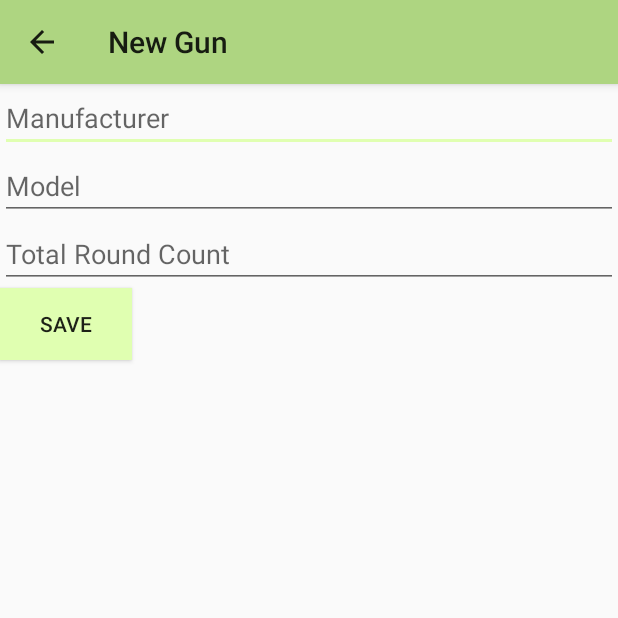
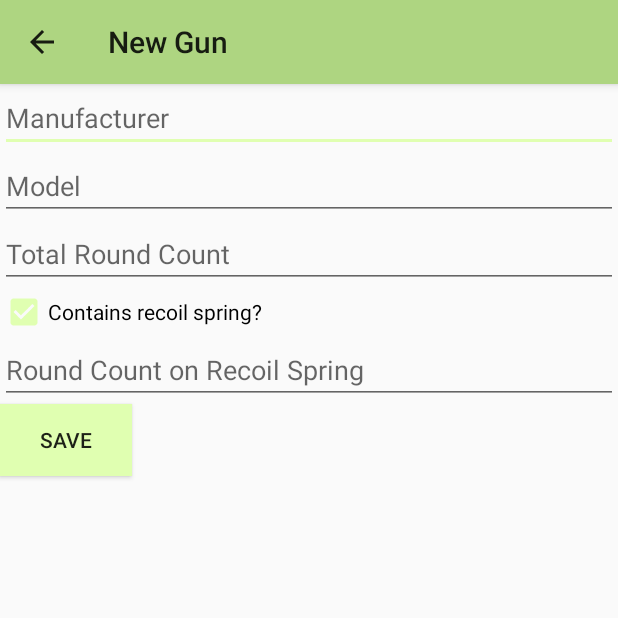
Before and after one commit to prescottwhite/gunlog, an Android app: the AddActivity screen opened directly, with no data from a screen before it, after a tap on "SAVE", on a phone screen of 412 x 824 dp, the top half of it. Run offline under Robolectric (Android 15) with nearby library versions, the phone set to English and light mode, and no system bars; our stand-ins replace Room's generated code; 1 other tap on this screen came first.

Commit message:
Add recoil spring option when creating new gun

```diff
--- a/app/src/main/java/com/pgwhite/gunlog/AddActivity.kt
+++ b/app/src/main/java/com/pgwhite/gunlog/AddActivity.kt
@@ -1,45 +1,56 @@
 package com.pgwhite.gunlog
 
 import android.os.Bundle
-import android.widget.Button
-import android.widget.EditText
+import android.view.View
 import android.widget.Toast
 import androidx.appcompat.app.AppCompatActivity
 import androidx.lifecycle.ViewModelProvider
+import kotlinx.android.synthetic.main.activity_add.*
 
 class AddActivity : AppCompatActivity() {
 
-    private lateinit var editMfrView: EditText
-    private lateinit var editModelView: EditText
-    private lateinit var editTotalRoundsView: EditText
+    private lateinit var gunViewModel: GunViewModel
 
-    private lateinit var gunViewModel: GunViewModel
+    private lateinit var gun: Gun
 
     override fun onCreate(savedInstanceState: Bundle?) {
         super.onCreate(savedInstanceState)
         setContentView(R.layout.activity_add)
 
-        editMfrView = findViewById(R.id.editTextManufacturer)
-        editModelView = findViewById(R.id.editTextModel)
-        editTotalRoundsView = findViewById(R.id.editTextTotalRounds)
-
         gunViewModel = ViewModelProvider(this).get(GunViewModel::class.java)
 
-        val button = findViewById<Button>(R.id.buttonSave)
-        button.setOnClickListener {
+        checkBoxRecoilSpring.setOnClickListener {
+            if (checkBoxRecoilSpring.isChecked) {
+                editTextRecoilRounds.visibility = View.VISIBLE
+            }
+            else {
+                editTextRecoilRounds.visibility = View.INVISIBLE
+            }
+        }
+
+        buttonSave.setOnClickListener {
+            // text
+            val mfrText = editTextManufacturer.text.toString()
+            val modelText = editTextModel.text.toString()
+
+            // ints
             var roundsInt = -1
-            val mfrText = editMfrView.text.toString()
-            val modelText = editModelView.text.toString()
-            if (editTotalRoundsView.text.isNotEmpty()) {
-                roundsInt = editTotalRoundsView.text.toString().toInt()
+            var recoilInt = -1
+            if (editTextTotalRounds.text.isNotEmpty()) {
+                roundsInt = editTextTotalRounds.text.toString().toInt()
+            }
+            if (checkBoxRecoilSpring.isChecked) {
+                if (editTextRecoilRounds.text.isNotEmpty()) {
+                    recoilInt = editTextRecoilRounds.text.toString().toInt()
+                }
             }
 
-            if (mfrText.isEmpty() || modelText.isEmpty() || roundsInt == -1) {
+            if (mfrText.isEmpty() || modelText.isEmpty() || roundsInt == -1 || ((checkBoxRecoilSpring.isChecked) && (recoilInt == -1))) {
                 Toast.makeText(this, R.string.toast_missing_fields, Toast.LENGTH_SHORT).show()
             }
 
             else {
-                val gun = Gun(0, mfrText, modelText, roundsInt)
+                gun = Gun(0, mfrText, modelText, roundsInt, checkBoxRecoilSpring.isChecked, recoilInt)
                 gunViewModel.insert(gun)
                 Toast.makeText(this, R.string.toast_added_gun, Toast.LENGTH_SHORT).show()
                 finish()
--- a/app/src/main/java/com/pgwhite/gunlog/Gun.kt
+++ b/app/src/main/java/com/pgwhite/gunlog/Gun.kt
@@ -8,5 +8,7 @@ import androidx.room.PrimaryKey
 class Gun(@PrimaryKey(autoGenerate = true) val id: Int,
           @ColumnInfo(name = "mfr") val mfr: String,
           @ColumnInfo(name = "model") val model: String,
-          @ColumnInfo(name = "rounds_total") var rounds_total: Int) {
+          @ColumnInfo(name = "rounds_total") var rounds_total: Int,
+          @ColumnInfo(name = "semi_handgun_bool") var semi_handgun_bool: Boolean = false,
+          @ColumnInfo(name = "recoil_spring_rounds") var recoil_spring_rounds: Int = 0) {
 }
--- a/app/src/main/res/layout/activity_add.xml
+++ b/app/src/main/res/layout/activity_add.xml
@@ -31,6 +31,22 @@
         android:inputType="number"
         android:importantForAutofill="no" />
 
+    <CheckBox
+        android:id="@+id/checkBoxRecoilSpring"
+        android:layout_width="match_parent"
+        android:layout_height="wrap_content"
+        android:text="@string/text_recoil_spring" />
+
+    <EditText
+        android:id="@+id/editTextRecoilRounds"
+        android:layout_width="match_parent"
+        android:layout_height="wrap_content"
+        android:ems="10"
+        android:hint="@string/text_recoil_spring_rounds"
+        android:importantForAutofill="no"
+        android:inputType="number"
+        android:visibility="invisible" />
+
     <Button
         android:id="@+id/buttonSave"
         android:layout_width="wrap_content"
--- a/app/src/main/res/values/strings.xml
+++ b/app/src/main/res/values/strings.xml
@@ -10,6 +10,7 @@
     <string name="text_manufacturer">Manufacturer</string>
     <string name="text_model">Model</string>
     <string name="text_type_gun">Type</string>
+    <string name="text_recoil_spring">Contains recoil spring?</string>
     <string name="text_recoil_spring_lifespan">Recoil Spring Lifespan</string>
     <string name="text_total_rounds">Total Round Count</string>
     <string name="text_recoil_spring_rounds">Round Count on Recoil Spring</string>
```
